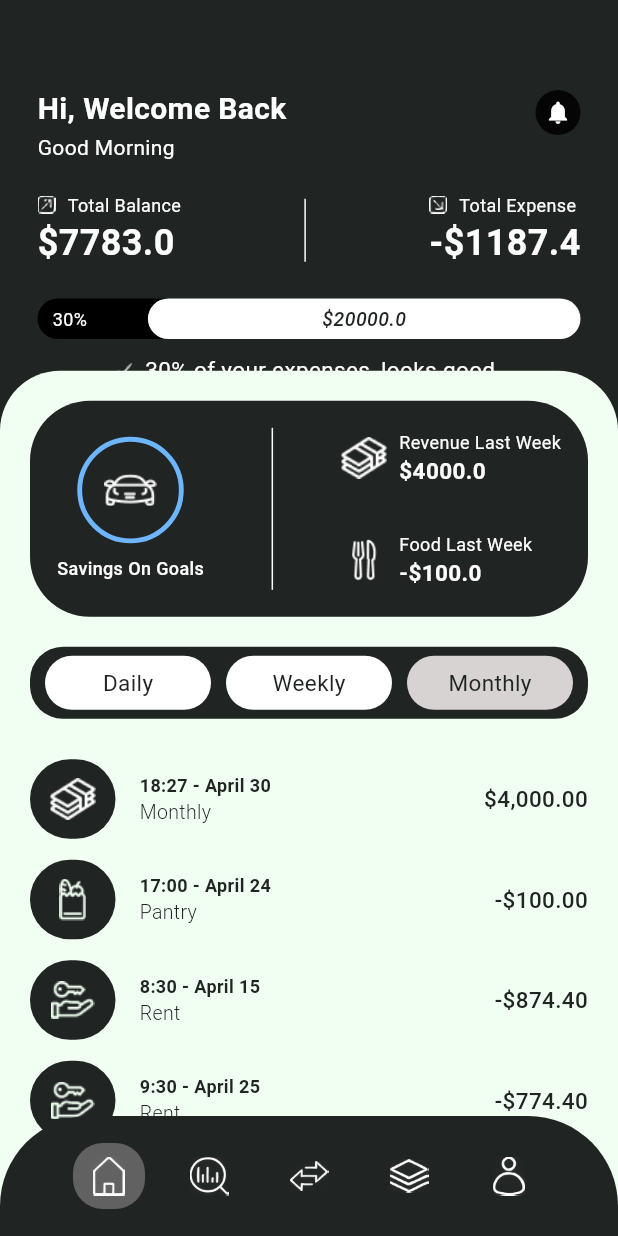
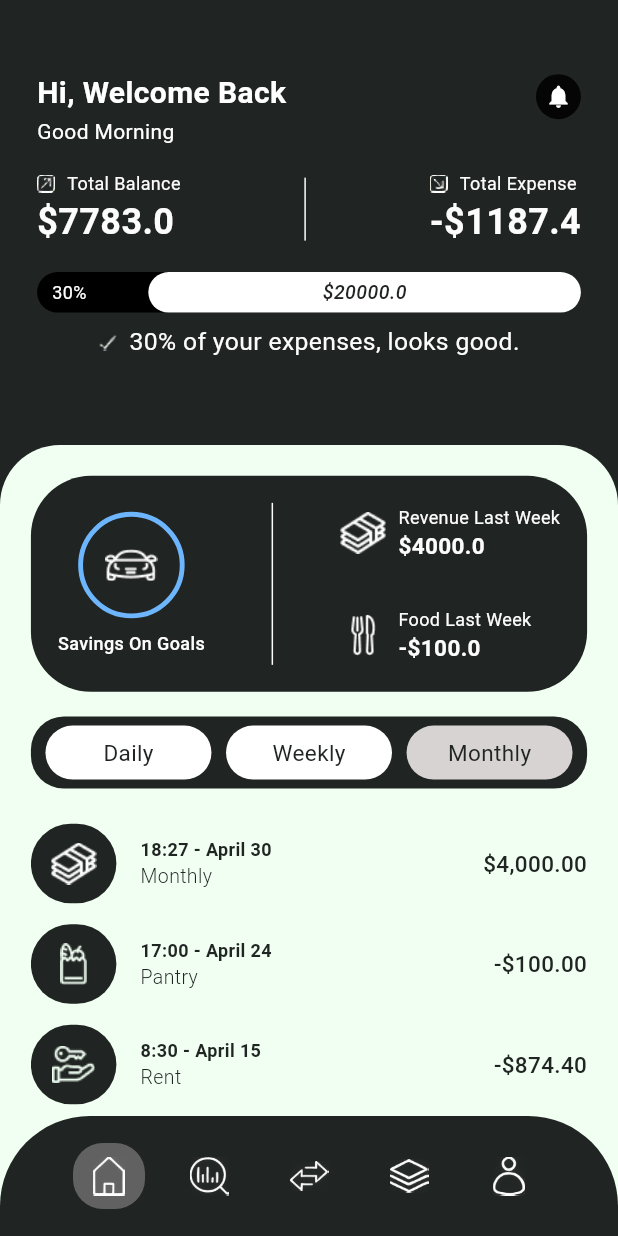
Before and after one commit to dyeafsnsein/SBMA, a Flutter app: the screen it shows after launch, on a phone screen of 412 x 824 dp. Run offline on Flutter 3.47's test engine with Material 3 defaults, Android fonts, the light colour scheme and no system bars; Roboto replaces fonts that are missing (League Spartan, Poppins).

Commit message:
sec comm

```diff
--- a/lib/pages/Home.dart
+++ b/lib/pages/Home.dart
@@ -78,6 +78,10 @@ class _HomeState extends State<Home> {
 
   @override
   Widget build(BuildContext context) {
+    // Get screen dimensions
+    final screenHeight = MediaQuery.of(context).size.height;
+    final screenWidth = MediaQuery.of(context).size.width;
+
     return AnnotatedRegion<SystemUiOverlayStyle>(
       value: SystemUiOverlayStyle.light.copyWith(
         statusBarColor: Colors.transparent,
@@ -85,45 +89,74 @@ class _HomeState extends State<Home> {
       ),
       child: Scaffold(
         backgroundColor: const Color(0xFF202422),
-        body: Stack(
+        body: LayoutBuilder(
+          builder: (context, constraints) {
+            return Stack(
               children: [
                 Column(
                   children: [
+                    // Top Section (36% of screen height)
                     Expanded(
                       flex: 36,
                       child: Container(
                         color: const Color(0xFF202422),
                         child: Padding(
-                      padding: const EdgeInsets.fromLTRB(25, 60, 25, 10),
+                          padding: EdgeInsets.symmetric(
+                            horizontal:
+                                screenWidth * 0.06, // 6% of screen width
+                            vertical:
+                                screenHeight * 0.06, // 6% of screen height
+                          ),
                           child: Column(
                             crossAxisAlignment: CrossAxisAlignment.start,
                             children: [
-                          Header(onNotificationTap: () {
+                              Header(
+                                onNotificationTap: () {
                                   Navigator.push(
                                     context,
-                              MaterialPageRoute(builder: (context) => NotificationPage()),
+                                    MaterialPageRoute(
+                                      builder: (context) => NotificationPage(),
+                                    ),
                                   );
-                          }),
-                          const SizedBox(height: 20),
-                          BalanceOverview(totalBalance: 7783.00, totalExpense: 1187.40),
-                          const SizedBox(height: 20),
+                                },
+                              ),
+                              SizedBox(
+                                height: screenHeight * 0.02,
+                              ), // 2% of screen height
+                              BalanceOverview(
+                                totalBalance: 7783.00,
+                                totalExpense: 1187.40,
+                              ),
+                              SizedBox(
+                                height: screenHeight * 0.02,
+                              ), // 2% of screen height
                               ProgressBar(progress: 0.3, goalAmount: 20000.00),
-                          const SizedBox(height: 10),
+                              SizedBox(
+                                height: screenHeight * 0.01,
+                              ), // 1% of screen height
                               Row(
                                 mainAxisAlignment: MainAxisAlignment.center,
                                 children: [
                                   Image.asset(
                                     'lib/pages/assets/Check.png',
-                                width: 11,
-                                height: 11,
+                                    width:
+                                        screenWidth *
+                                        0.03, // 3% of screen width
+                                    height:
+                                        screenWidth *
+                                        0.03, // 3% of screen width
                                   ),
-                              const SizedBox(width: 8),
-                              const Text(
+                                  SizedBox(
+                                    width: screenWidth * 0.02,
+                                  ), // 2% of screen width
+                                  Text(
                                     '30% of your expenses, looks good.',
                                     style: TextStyle(
                                       fontFamily: 'Poppins',
-                                  fontSize: 15,
-                                  color: Color(0xFFFCFCFC),
+                                      fontSize:
+                                          screenWidth *
+                                          0.04, // 4% of screen width
+                                      color: const Color(0xFFFCFCFC),
                                     ),
                                   ),
                                 ],
@@ -133,8 +166,9 @@ class _HomeState extends State<Home> {
                         ),
                       ),
                     ),
+                    // Bottom Section (64% of screen height)
                     Expanded(
-                  flex: 84,
+                      flex: 64,
                       child: Container(
                         decoration: const BoxDecoration(
                           color: Color(0xFFF1FFF3),
@@ -144,7 +178,9 @@ class _HomeState extends State<Home> {
                           ),
                         ),
                         child: Padding(
-                      padding: const EdgeInsets.all(20.0),
+                          padding: EdgeInsets.all(
+                            screenWidth * 0.05,
+                          ), // 5% of screen width
                           child: Column(
                             children: [
                               GoalOverview(
@@ -155,19 +191,27 @@ class _HomeState extends State<Home> {
                                 onTap: () {
                                   Navigator.push(
                                     context,
-                                MaterialPageRoute(builder: (context) => QuickAnalysis()),
+                                    MaterialPageRoute(
+                                      builder: (context) => QuickAnalysis(),
+                                    ),
                                   );
                                 },
                               ),
-                          const SizedBox(height: 20),
+                              SizedBox(
+                                height: screenHeight * 0.02,
+                              ), // 2% of screen height
                               PeriodSelector(
                                 periods: _periods,
                                 selectedPeriodIndex: _selectedPeriodIndex,
                                 onPeriodTapped: _onPeriodTapped,
                               ),
-                          const SizedBox(height: 20),
+                              SizedBox(
+                                height: screenHeight * 0.02,
+                              ), // 2% of screen height
                               Expanded(
-                            child: TransactionList(transactions: _transactions),
+                                child: TransactionList(
+                                  transactions: _transactions,
+                                ),
                               ),
                             ],
                           ),
@@ -176,6 +220,7 @@ class _HomeState extends State<Home> {
                     ),
                   ],
                 ),
+                // Bottom Navigation Bar
                 Align(
                   alignment: Alignment.bottomCenter,
                   child: BottomNavBar(
@@ -185,6 +230,8 @@ class _HomeState extends State<Home> {
                   ),
                 ),
               ],
+            );
+          },
         ),
       ),
     );
```
Lines whose indentation alone changed are shown as unchanged.
